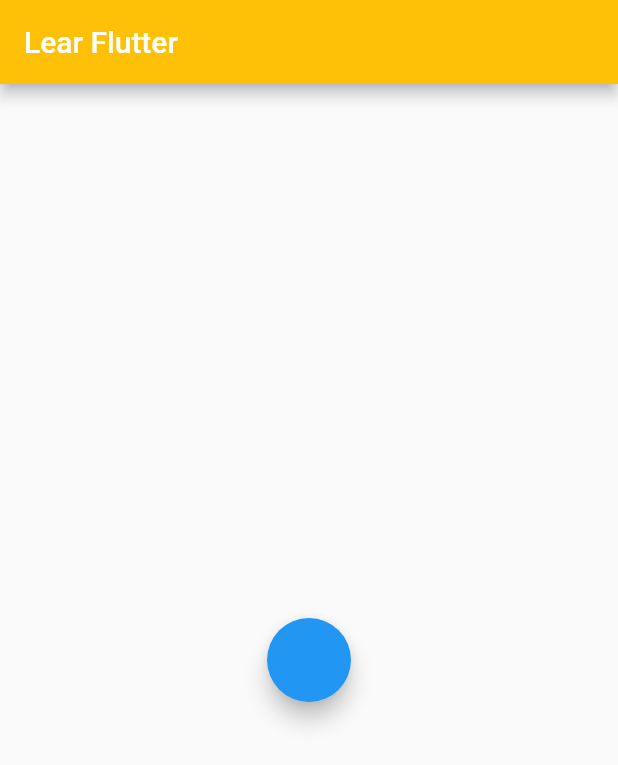
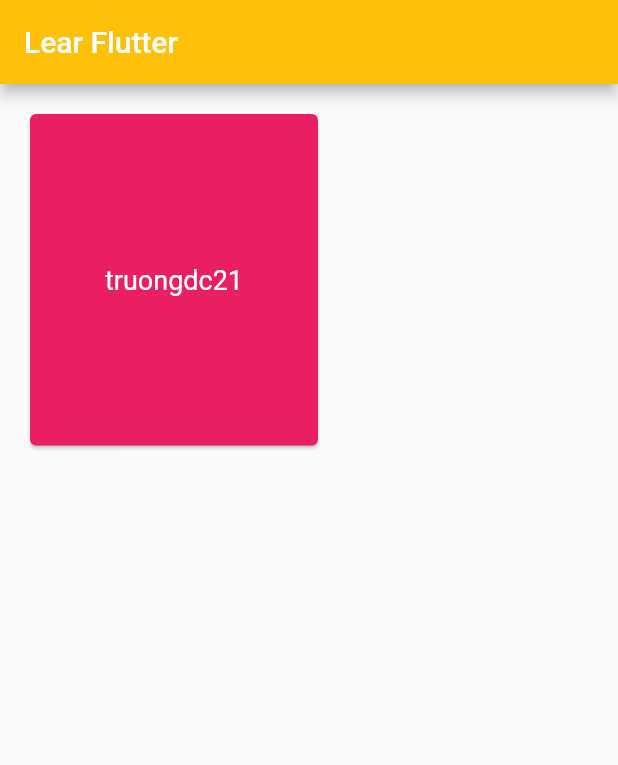
Before and after one commit to truongdc21/learningFlutter, a Flutter app: the screen it shows after launch, on a phone screen of 412 x 824 dp. Shown: the top 765 px of the screen. Run offline on Flutter 3.47's test engine with Material 2 defaults, Android fonts, the phone set to English and light mode, and no system bars.

Commit message:
Learn Padding & Margin

```diff
--- a/lib/main.dart
+++ b/lib/main.dart
@@ -8,9 +8,7 @@ void main() {
           backgroundColor: Colors.amber,
           title: const Text("Lear Flutter"),
         ),
-        body: Center(
-          child: MyWidget2(false),
-        ),
+        body: MyWidget(),
       ),
     ),
     debugShowCheckedModeBanner: false,
@@ -19,53 +17,24 @@ void main() {
 
 /// Stateless *
 class MyWidget extends StatelessWidget {
-  final bool isLoading;
-
-  MyWidget(this.isLoading);
-
   @override
   Widget build(BuildContext context) {
-    if (isLoading) {
-      return const CircularProgressIndicator();
-    } else {
-      return const Text(" Stateless");
-    }
+    return const Card(
+      color: Colors.pink,
+      margin: EdgeInsets.all(20), /// Property of @Margin similarity with @Padding *
+      child: Padding(
+        //padding: EdgeInsets.all(30.0) /// Padding all  *
+        //padding: EdgeInsets.fromLTRB(20, 10, 20, 10) /// Padding with direction *
+        //padding: EdgeInsets.only(right: 20) /// Padding only on the direction (ex : Right) *
+        padding: EdgeInsets.symmetric(vertical: 100.0, horizontal: 50.0), /// Padding on Horizontal or vertical *
+        child: Text(
+          'truongdc21',
+          style: TextStyle(
+            fontSize: 18,
+            color: Colors.white,
+          ),
+        ),
+      ),
+    );
   }
 }
-
-/// Stateful *
-class MyWidget2 extends StatefulWidget {
-  final bool isLoading;
-
-  MyWidget2(this.isLoading);
-
-  @override
-  State<StatefulWidget> createState() {
-    return MyWidget2State();
-  }
-}
-
-class MyWidget2State extends State<MyWidget2> {
-
-  late bool _localLoading ;
-
-  /// initSate is function run before function @build
-  @override
-  void initState() {
-    super.initState();
-    _localLoading = widget.isLoading;
-  }
-
-  @override
-  Widget build(BuildContext context) {
-    return _localLoading
-        ? const CircularProgressIndicator()
-        : FloatingActionButton(onPressed: onClickButton);
-  }
-
-  void onClickButton() {
-    setState(() {
-      _localLoading = true ;
-    });
-  }
-}
```
